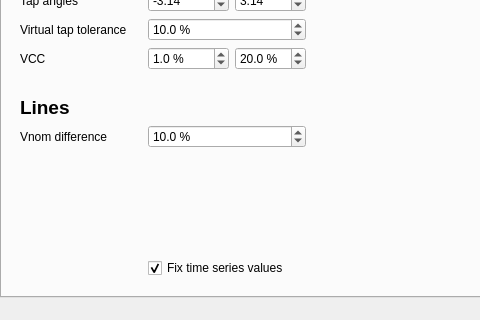
Before: the Qt Designer form src/GridCal/Gui/Analysis/gui.ui in SanPen/GridCal, drawn with Qt 5; both pictures show x 0 to 480 and y 220 to 540 of the 912 by 540 pixel window.
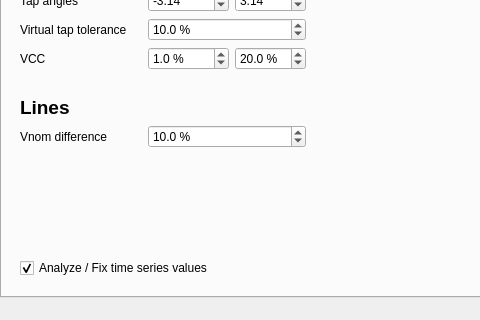
After: the same form once the commit is applied. The open tabs and pages were chosen to show the change. Icons and pictures are not drawn.

Commit message: Fixed column click thing

The edit to the form file:
```diff
--- a/src/GridCal/Gui/Analysis/gui.ui
+++ b/src/GridCal/Gui/Analysis/gui.ui
@@ -558,16 +558,6 @@
              </property>
             </widget>
            </item>
-           <item row="16" column="1" colspan="2">
-            <widget class="QCheckBox" name="fixTimeSeriesCheckBox">
-             <property name="text">
-              <string>Fix time series values</string>
-             </property>
-             <property name="checked">
-              <bool>true</bool>
-             </property>
-            </widget>
-           </item>
            <item row="1" column="2">
             <widget class="QDoubleSpinBox" name="genVsetMaxSpinBox">
              <property name="value">
@@ -608,6 +598,16 @@
              </property>
             </widget>
            </item>
+           <item row="16" column="0" colspan="3">
+            <widget class="QCheckBox" name="fixTimeSeriesCheckBox">
+             <property name="text">
+              <string>Analyze / Fix time series values</string>
+             </property>
+             <property name="checked">
+              <bool>true</bool>
+             </property>
+            </widget>
+           </item>
           </layout>
          </widget>
         </item>
```
The commit also changes 9 other files.
